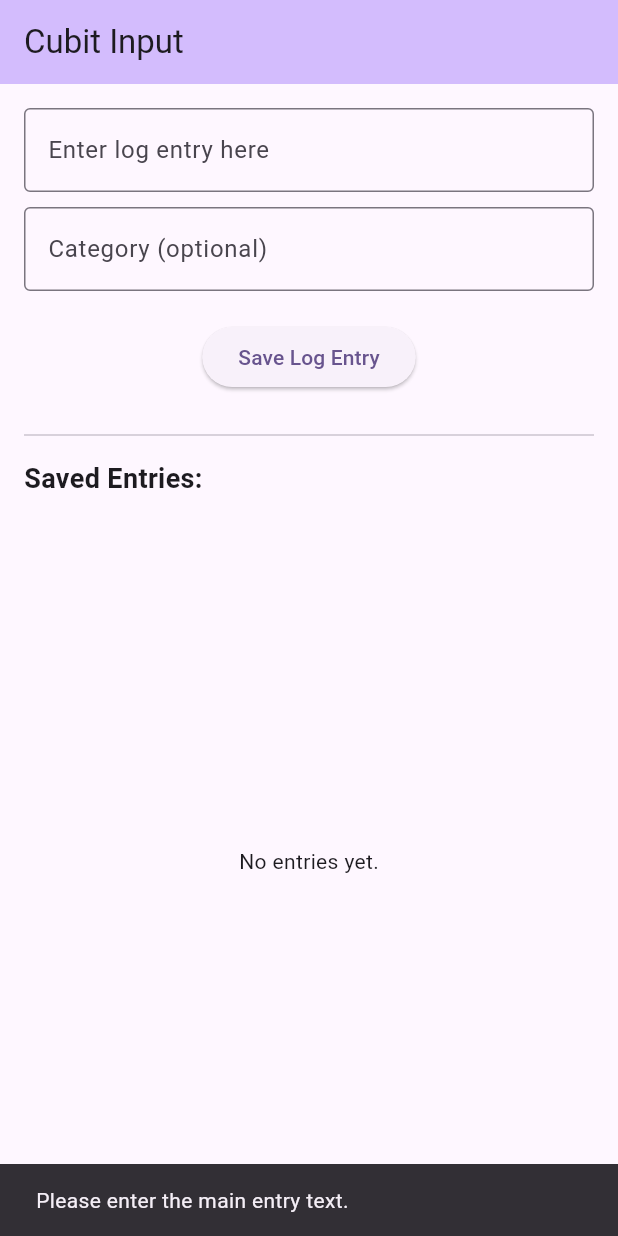
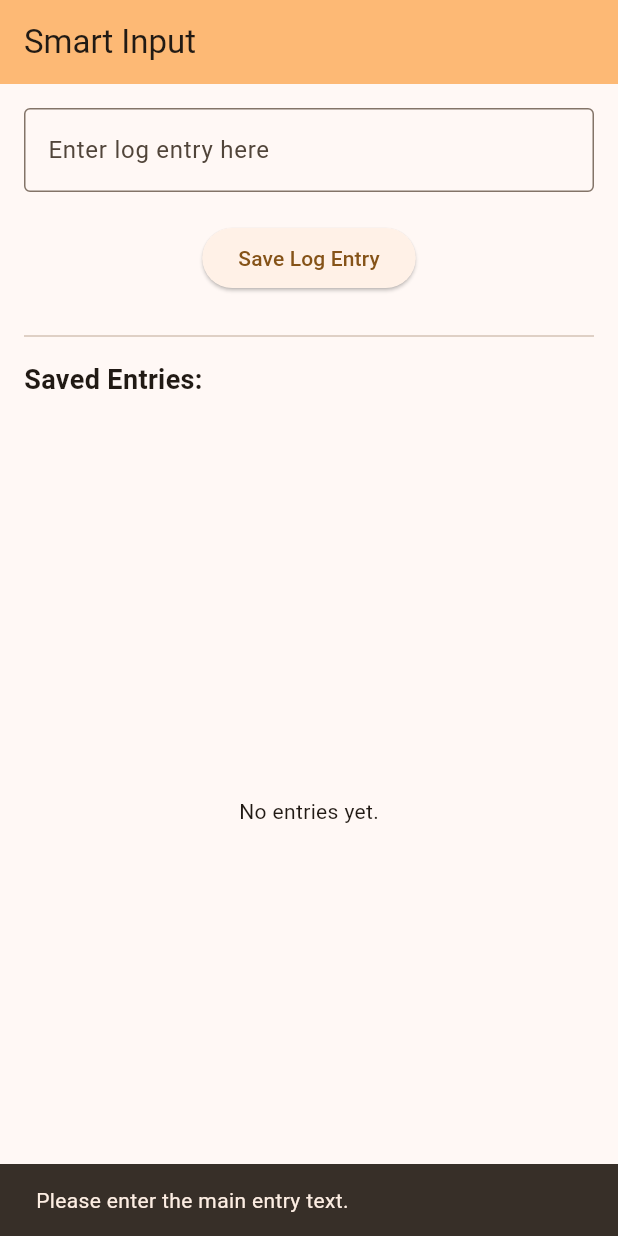
Before and after one commit to AndrewBert/log-everything, a Flutter app: the screen it shows after launch, after a tap on "Save Log Entry", on a phone screen of 412 x 824 dp. Run offline on Flutter 3.47's test engine with Material 3 defaults, Android fonts, the phone set to English and light mode, and no system bars; our stand-ins replace bloc, flutter_bloc, shared_preferences.

Commit message:
fake llm

```diff
--- a/lib/main.dart
+++ b/lib/main.dart
@@ -1,10 +1,8 @@
 import 'package:flutter/material.dart';
-import 'package:flutter_bloc/flutter_bloc.dart'; // Import Bloc packages
+import 'package:flutter_bloc/flutter_bloc.dart';
 import 'package:intl/intl.dart';
-// Remove direct import of shared_preferences, Cubit handles it
-// Remove import of data_store.dart
 import 'entry.dart';
-import 'cubit/entry_cubit.dart'; // Import the Cubit
+import 'cubit/entry_cubit.dart';
 
 void main() {
   runApp(const MyApp());
@@ -16,18 +14,15 @@ class MyApp extends StatelessWidget {
   @override
   Widget build(BuildContext context) {
     Intl.defaultLocale = 'en_US';
-    // Provide the EntryCubit to the widget tree
     return BlocProvider(
-      create:
-          (context) =>
-              EntryCubit()..loadEntries(), // Create and load initial data
+      create: (context) => EntryCubit()..loadEntries(),
       child: MaterialApp(
-        title: 'Cubit Input App',
+        title: 'Smart Input App',
         theme: ThemeData(
-          colorScheme: ColorScheme.fromSeed(seedColor: Colors.deepPurple),
+          colorScheme: ColorScheme.fromSeed(seedColor: Colors.orange),
           useMaterial3: true,
         ),
-        home: const MyHomePage(title: 'Cubit Input'),
+        home: const MyHomePage(title: 'Smart Input'),
       ),
     );
   }
@@ -43,41 +38,34 @@ class MyHomePage extends StatefulWidget {
 }
 
 class _MyHomePageState extends State<MyHomePage> {
+  // Only one controller needed now
   final TextEditingController _textController = TextEditingController();
-  final TextEditingController _categoryController = TextEditingController();
   final DateFormat _formatter = DateFormat('yyyy-MM-dd HH:mm');
-
-  // Remove initState loading, Cubit handles it now
-  // Remove _loadEntries and _saveEntries methods
 
   @override
   void dispose() {
     _textController.dispose();
-    _categoryController.dispose();
+    // No category controller to dispose
     super.dispose();
   }
 
-  // Handle input by calling the Cubit's addEntry method
+  // Handle input: only pass text to the Cubit
   void _handleInput() {
     final String currentInput = _textController.text;
-    final String currentCategory = _categoryController.text;
 
     if (currentInput.isNotEmpty) {
-      // Access the Cubit and call its method
-      context.read<EntryCubit>().addEntry(currentInput, currentCategory);
+      // Call cubit method with only the text
+      context.read<EntryCubit>().addEntry(currentInput);
 
-      // Clear controllers after adding
       _textController.clear();
-      _categoryController.clear();
 
-      // Show feedback (SnackBar is fine here, or could be handled via BlocListener)
+      // Feedback can be more generic now
       ScaffoldMessenger.of(context).showSnackBar(
-        SnackBar(
-          content: Text('Entry added via Cubit!'), // Simplified message
+        const SnackBar(
+          content: Text('Entry added!'),
           duration: Duration(seconds: 1),
         ),
       );
-      // Remove setState, BlocBuilder handles UI updates
     } else {
       ScaffoldMessenger.of(context).showSnackBar(
         const SnackBar(content: Text('Please enter the main entry text.')),
@@ -97,7 +85,7 @@ class _MyHomePageState extends State<MyHomePage> {
         child: Column(
           crossAxisAlignment: CrossAxisAlignment.start,
           children: <Widget>[
-            // Input Area (remains the same)
+            // Input Area - Only the main text field remains
             TextField(
               controller: _textController,
               decoration: const InputDecoration(
@@ -105,19 +93,10 @@ class _MyHomePageState extends State<MyHomePage> {
                 labelText: 'Enter log entry here',
                 hintText: 'What happened?...',
               ),
-              textInputAction: TextInputAction.next,
-            ),
-            const SizedBox(height: 10),
-            TextField(
-              controller: _categoryController,
-              decoration: const InputDecoration(
-                border: OutlineInputBorder(),
-                labelText: 'Category (optional)',
-                hintText: 'e.g., Work, Food, Exercise (defaults to General)',
-              ),
-              onSubmitted: (_) => _handleInput(),
+              onSubmitted: (_) => _handleInput(), // Submit on enter
               textInputAction: TextInputAction.done,
             ),
+            // Removed category TextField
             const SizedBox(height: 20),
             Center(
               child: ElevatedButton(
@@ -135,27 +114,23 @@ class _MyHomePageState extends State<MyHomePage> {
               ),
             ),
 
-            // List Display Area - Now wrapped in BlocBuilder
+            // List Display Area - Uses BlocBuilder (remains the same)
             Expanded(
-              // Use BlocBuilder to listen to EntryCubit state changes
               child: BlocBuilder<EntryCubit, List<Entry>>(
                 builder: (context, entries) {
-                  // `entries` is the current state (List<Entry>)
                   if (entries.isEmpty) {
                     return const Center(child: Text('No entries yet.'));
                   }
-                  // Build the ListView using the state from the Cubit
                   return ListView.builder(
                     itemCount: entries.length,
                     itemBuilder: (context, index) {
-                      // Access entries directly from the state
-                      final entry =
-                          entries[entries.length - 1 - index]; // Newest first
+                      final entry = entries[entries.length - 1 - index];
                       return Card(
                         margin: const EdgeInsets.symmetric(vertical: 4.0),
                         child: ListTile(
                           title: Text(entry.text),
                           subtitle: Text(
+                            // Category is now determined by the (simulated) LLM
                             '${entry.category} - ${_formatter.format(entry.timestamp)}',
                             style: TextStyle(color: Colors.grey[700]),
                           ),
```
Also changed, not shown: lib/cubit/entry_cubit.dart (+53 -24 lines).
